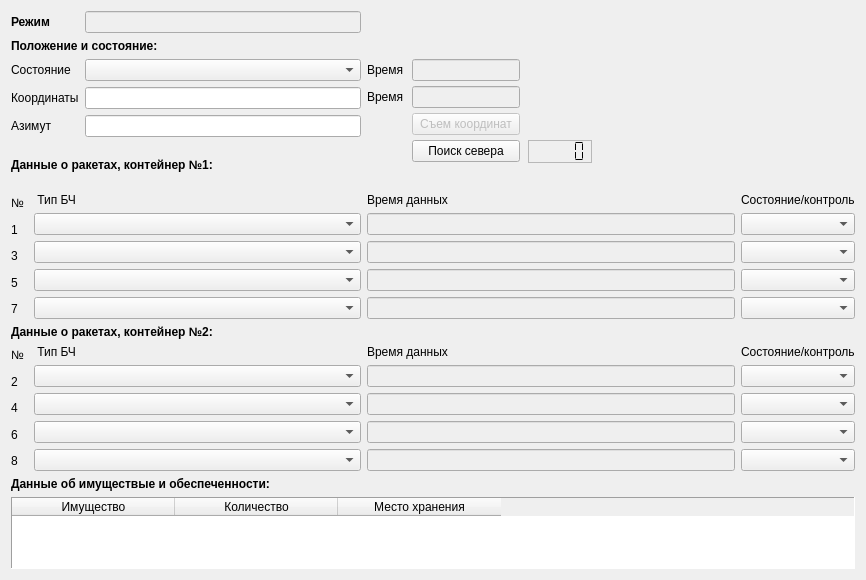
This is battleOrderChangesBM.ui in rymarchik/InitState as Qt 5 draws it before an edit. The edited form follows.
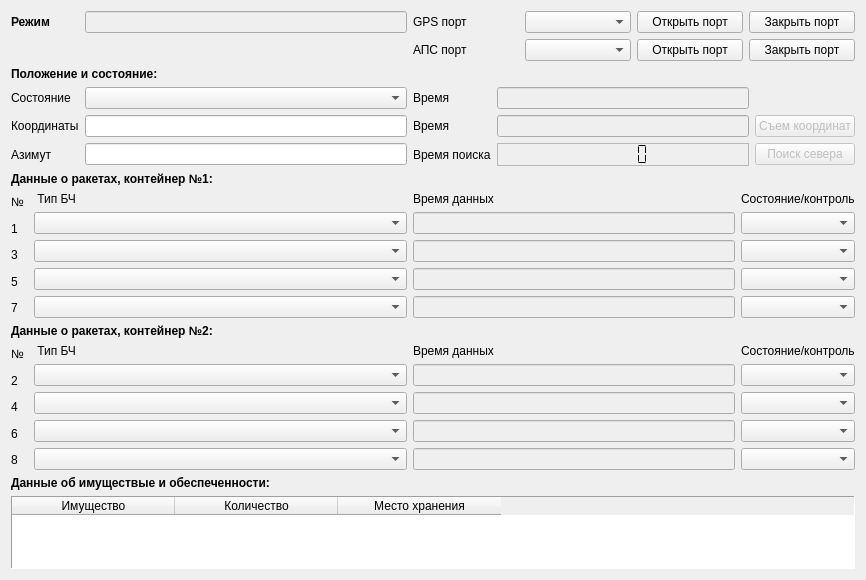
This is the edited form.

Commit message: Add possibility to open/close ports for GPS and APS

Patch:
```diff
--- a/battleOrderChangesBM.ui
+++ b/battleOrderChangesBM.ui
@@ -19,7 +19,7 @@
   <property name="windowTitle">
    <string>Form</string>
   </property>
-  <layout class="QGridLayout" name="gridLayout">
+  <layout class="QGridLayout" name="gridLayout_2">
    <item row="0" column="0">
     <widget class="QLabel" name="labelMode">
      <property name="font">
@@ -36,19 +36,6 @@
      </property>
     </widget>
    </item>
-   <item row="1" column="0" colspan="2">
-    <widget class="QLabel" name="labelPosition">
-     <property name="font">
-      <font>
-       <weight>75</weight>
-       <bold>true</bold>
-      </font>
-     </property>
-     <property name="text">
-      <string>Положение и состояние:</string>
-     </property>
-    </widget>
-   </item>
    <item row="0" column="1">
     <widget class="QLineEdit" name="lineEditMode">
      <property name="enabled">
@@ -56,34 +43,184 @@
      </property>
     </widget>
    </item>
-   <item row="2" column="1">
-    <widget class="QComboBox" name="comboBoxManner">
-     <property name="enabled">
-      <bool>true</bool>
+   <item row="0" column="2" colspan="2">
+    <layout class="QHBoxLayout" name="horizontalLayout_2">
+     <item>
+      <widget class="QLabel" name="labelGPS">
+       <property name="text">
+        <string>GPS порт</string>
+       </property>
+      </widget>
+     </item>
+     <item>
+      <widget class="QComboBox" name="comboBoxPortListGPS"/>
+     </item>
+     <item>
+      <widget class="QPushButton" name="buttonOpenPortGPS">
+       <property name="text">
+        <string>Открыть порт</string>
+       </property>
+      </widget>
+     </item>
+     <item>
+      <widget class="QPushButton" name="buttonClosePortGPS">
+       <property name="text">
+        <string>Закрыть порт</string>
+       </property>
+      </widget>
+     </item>
+    </layout>
+   </item>
+   <item row="1" column="2" colspan="2">
+    <layout class="QHBoxLayout" name="horizontalLayout">
+     <item>
+      <widget class="QLabel" name="labelAPS">
+       <property name="text">
+        <string>АПС порт</string>
+       </property>
+      </widget>
+     </item>
+     <item>
+      <widget class="QComboBox" name="comboBoxPortListAPS"/>
+     </item>
+     <item>
+      <widget class="QPushButton" name="buttonOpenPortAPS">
+       <property name="text">
+        <string>Открыть порт</string>
+       </property>
+      </widget>
+     </item>
+     <item>
+      <widget class="QPushButton" name="buttonClosePortAPS">
+       <property name="text">
+        <string>Закрыть порт</string>
+       </property>
+      </widget>
+     </item>
+    </layout>
+   </item>
+   <item row="2" column="0" colspan="2">
+    <widget class="QLabel" name="labelPosition">
+     <property name="font">
+      <font>
+       <weight>75</weight>
+       <bold>true</bold>
+      </font>
+     </property>
+     <property name="text">
+      <string>Положение и состояние:</string>
      </property>
     </widget>
    </item>
-   <item row="2" column="0">
+   <item row="3" column="0">
     <widget class="QLabel" name="labelState">
      <property name="text">
       <string>Состояние</string>
      </property>
     </widget>
    </item>
-   <item row="3" column="0">
+   <item row="3" column="1">
+    <widget class="QComboBox" name="comboBoxManner">
+     <property name="enabled">
+      <bool>true</bool>
+     </property>
+    </widget>
+   </item>
+   <item row="3" column="2" rowspan="3" colspan="2">
+    <layout class="QGridLayout" name="gridLayout">
+     <item row="0" column="0">
+      <widget class="QLabel" name="labelTime_1">
+       <property name="text">
+        <string>Время</string>
+       </property>
+       <property name="buddy">
+        <cstring>lineEditTimeState</cstring>
+       </property>
+      </widget>
+     </item>
+     <item row="0" column="1">
+      <widget class="QLineEdit" name="lineEditTimeState">
+       <property name="enabled">
+        <bool>false</bool>
+       </property>
+      </widget>
+     </item>
+     <item row="1" column="0">
+      <widget class="QLabel" name="labelTime_2">
+       <property name="text">
+        <string>Время</string>
+       </property>
+       <property name="buddy">
+        <cstring>lineEditTimeCoordinates</cstring>
+       </property>
+      </widget>
+     </item>
+     <item row="1" column="1">
+      <widget class="QLineEdit" name="lineEditTimeCoordinates">
+       <property name="enabled">
+        <bool>false</bool>
+       </property>
+      </widget>
+     </item>
+     <item row="1" column="2">
+      <widget class="QPushButton" name="buttonPickCoordinates">
+       <property name="enabled">
+        <bool>false</bool>
+       </property>
+       <property name="text">
+        <string>Съем координат</string>
+       </property>
+       <property name="autoRepeatDelay">
+        <number>285</number>
+       </property>
+      </widget>
+     </item>
+     <item row="2" column="0">
+      <widget class="QLabel" name="labelTime_3">
+       <property name="text">
+        <string>Время поиска</string>
+       </property>
+       <property name="buddy">
+        <cstring>lcdNorthSearch</cstring>
+       </property>
+      </widget>
+     </item>
+     <item row="2" column="1">
+      <widget class="QLCDNumber" name="lcdNorthSearch">
+       <property name="lineWidth">
+        <number>0</number>
+       </property>
+       <property name="midLineWidth">
+        <number>1</number>
+       </property>
+       <property name="segmentStyle">
+        <enum>QLCDNumber::Flat</enum>
+       </property>
+      </widget>
+     </item>
+     <item row="2" column="2">
+      <widget class="QPushButton" name="buttonNorthSearch">
+       <property name="enabled">
+        <bool>false</bool>
+       </property>
+       <property name="text">
+        <string>Поиск севера</string>
+       </property>
+      </widget>
+     </item>
+    </layout>
+   </item>
+   <item row="4" column="0">
     <widget class="QLabel" name="labelCoordinates">
      <property name="text">
       <string>Координаты</string>
      </property>
     </widget>
    </item>
-   <item row="3" column="1">
-    <widget class="QLineEdit" name="lineEditCoordinates"/>
-   </item>
    <item row="4" column="1">
-    <widget class="QLineEdit" name="lineEditAzimuth"/>
+    <widget class="QLineEdit" name="lineEditCoordinates"/>
    </item>
-   <item row="4" column="0">
+   <item row="5" column="0">
     <widget class="QLabel" name="labelAzimuth">
      <property name="text">
       <string>Азимут</string>
@@ -93,7 +230,10 @@
      </property>
     </widget>
    </item>
-   <item row="5" column="0" colspan="2">
+   <item row="5" column="1">
+    <widget class="QLineEdit" name="lineEditAzimuth"/>
+   </item>
+   <item row="6" column="0" colspan="2">
     <widget class="QLabel" name="labelDataRockets_1">
      <property name="font">
       <font>
@@ -106,7 +246,7 @@
      </property>
     </widget>
    </item>
-   <item row="6" column="0" colspan="2">
+   <item row="7" column="0" colspan="2">
     <layout class="QFormLayout" name="formLayout">
      <item row="0" column="0">
       <layout class="QVBoxLayout" name="verticalLayout">
@@ -178,7 +318,7 @@
      </item>
     </layout>
    </item>
-   <item row="6" column="2">
+   <item row="7" column="2">
     <layout class="QVBoxLayout" name="verticalLayout_3">
      <item>
       <widget class="QLabel" name="labelDataTime_1">
@@ -217,7 +357,7 @@
      </item>
     </layout>
    </item>
-   <item row="6" column="3">
+   <item row="7" column="3">
     <layout class="QVBoxLayout" name="verticalLayout_4">
      <item>
       <widget class="QLabel" name="labelDataState_1">
@@ -240,7 +380,7 @@
      </item>
     </layout>
    </item>
-   <item row="7" column="0" colspan="2">
+   <item row="8" column="0" colspan="2">
     <widget class="QLabel" name="labelDataRockets_2">
      <property name="font">
       <font>
@@ -253,7 +393,7 @@
      </property>
     </widget>
    </item>
-   <item row="8" column="0" colspan="2">
+   <item row="9" column="0" colspan="2">
     <layout class="QFormLayout" name="formLayout_2">
      <item row="0" column="0">
       <layout class="QVBoxLayout" name="verticalLayout_5">
@@ -329,7 +469,7 @@
      </item>
     </layout>
    </item>
-   <item row="8" column="2">
+   <item row="9" column="2">
     <layout class="QVBoxLayout" name="verticalLayout_7">
      <item>
       <widget class="QLabel" name="labelDataTime_2">
@@ -368,7 +508,7 @@
      </item>
     </layout>
    </item>
-   <item row="8" column="3">
+   <item row="9" column="3">
     <layout class="QVBoxLayout" name="verticalLayout_8">
      <item>
       <widget class="QLabel" name="labelDataState_2">
@@ -391,7 +531,7 @@
      </item>
     </layout>
    </item>
-   <item row="9" column="0" colspan="2">
+   <item row="10" column="0" colspan="2">
     <widget class="QLabel" name="labelData">
      <property name="font">
       <font>
@@ -404,7 +544,7 @@
      </property>
     </widget>
    </item>
-   <item row="10" column="0" colspan="4">
+   <item row="11" column="0" colspan="4">
     <widget class="QTableWidget" name="tableWidgetData">
      <property name="frameShape">
       <enum>QFrame::Panel</enum>
@@ -453,98 +593,6 @@
      </column>
     </widget>
    </item>
-   <item row="2" column="2" rowspan="4">
-    <layout class="QGridLayout" name="gridLayout_2">
-     <property name="sizeConstraint">
-      <enum>QLayout::SetDefaultConstraint</enum>
-     </property>
-     <property name="leftMargin">
-      <number>0</number>
-     </property>
-     <property name="topMargin">
-      <number>0</number>
-     </property>
-     <property name="rightMargin">
-      <number>143</number>
-     </property>
-     <property name="bottomMargin">
-      <number>24</number>
-     </property>
-     <property name="horizontalSpacing">
-      <number>8</number>
-     </property>
-     <property name="verticalSpacing">
-      <number>5</number>
-     </property>
-     <item row="0" column="0">
-      <widget class="QLabel" name="labelTime_1">
-       <property name="text">
-        <string>Время</string>
-       </property>
-       <property name="buddy">
-        <cstring>lineEditTimeState</cstring>
-       </property>
-      </widget>
-     </item>
-     <item row="2" column="1">
-      <widget class="QPushButton" name="buttonPickCoordinates">
-       <property name="enabled">
-        <bool>false</bool>
-       </property>
-       <property name="text">
-        <string>Съем координат</string>
-       </property>
-       <property name="autoRepeatDelay">
-        <number>285</number>
-       </property>
-      </widget>
-     </item>
-     <item row="1" column="1">
-      <widget class="QLineEdit" name="lineEditTimeCoordinates">
-       <property name="enabled">
-        <bool>false</bool>
-       </property>
-      </widget>
-     </item>
-     <item row="3" column="1">
-      <widget class="QPushButton" name="buttonNorthSearch">
-       <property name="text">
-        <string>Поиск севера</string>
-       </property>
-      </widget>
-     </item>
-     <item row="0" column="1">
-      <widget class="QLineEdit" name="lineEditTimeState">
-       <property name="enabled">
-        <bool>false</bool>
-       </property>
-      </widget>
-     </item>
-     <item row="1" column="0">
-      <widget class="QLabel" name="labelTime_2">
-       <property name="text">
-        <string>Время</string>
-       </property>
-       <property name="buddy">
-        <cstring>lineEditTimeCoordinates</cstring>
-       </property>
-      </widget>
-     </item>
-     <item row="3" column="2">
-      <widget class="QLCDNumber" name="lcdNorthSearch">
-       <property name="lineWidth">
-        <number>0</number>
-       </property>
-       <property name="midLineWidth">
-        <number>1</number>
-       </property>
-       <property name="segmentStyle">
-        <enum>QLCDNumber::Flat</enum>
-       </property>
-      </widget>
-     </item>
-    </layout>
-   </item>
   </layout>
   <zorder>labelMode</zorder>
   <zorder>lineEditMode</zorder>
```
Left out of the diff: 10 changed lines with no effect on the pictures. The commit also changes 9 other files.
